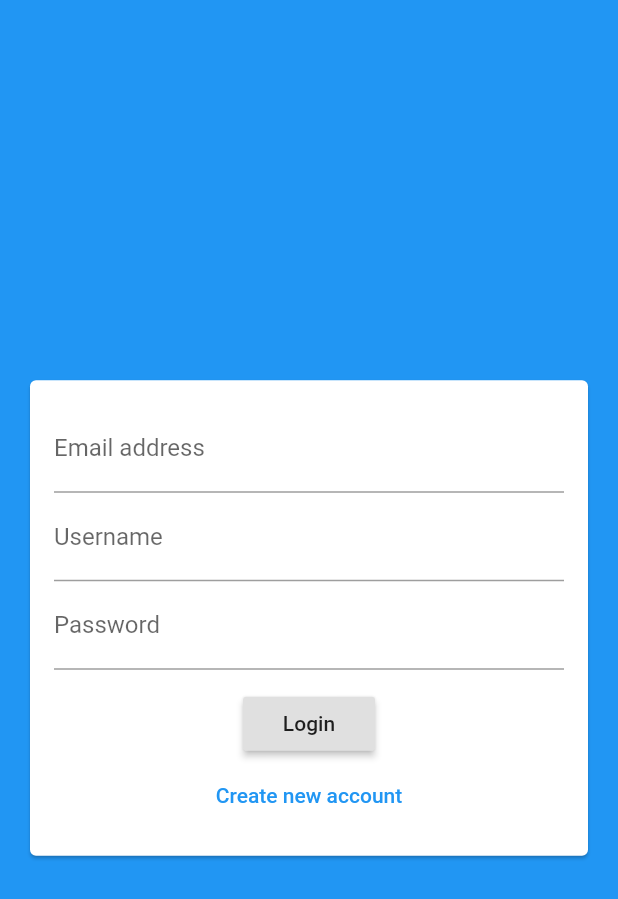
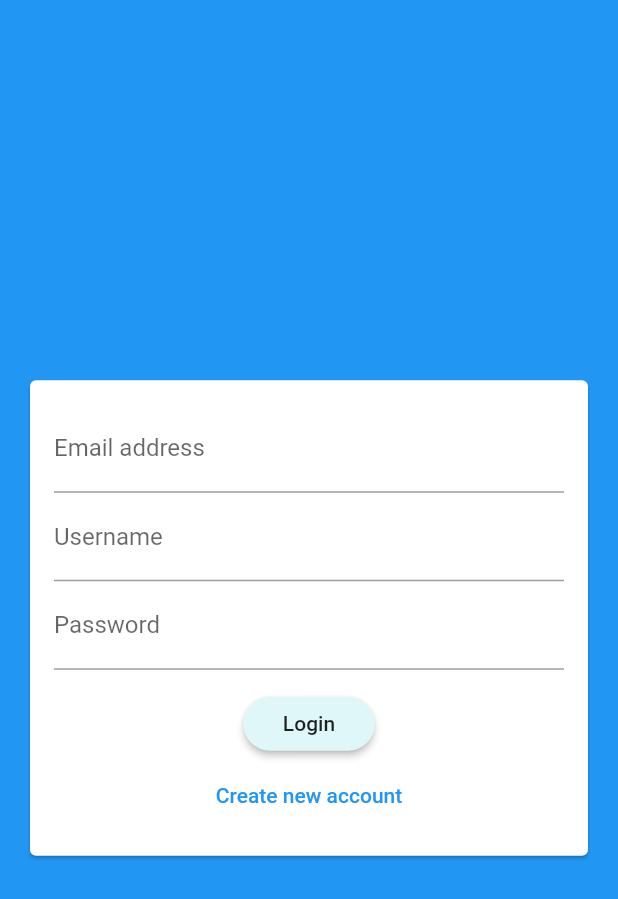
Before and after one commit to GianMor/chat_app_flutter, a Flutter app: the screen it shows after launch, on a phone screen of 412 x 824 dp. Shown: the top 899 px of the screen. Run offline on Flutter 3.47's test engine with Material 2 defaults, Android fonts, the phone set to English and light mode, and no system bars; our stand-ins replace cloud_firestore, firebase_core; accounts and stored records are empty.

Commit message:
add theme to button

```diff
--- a/lib/main.dart
+++ b/lib/main.dart
@@ -16,7 +16,11 @@ class MyApp extends StatelessWidget {
         builder: (context, appSnapshot) {
           return MaterialApp(
             title: 'Flutter Chat',
-            theme: ThemeData(),
+            theme: ThemeData(
+                buttonTheme: ButtonTheme.of(context).copyWith(
+                    buttonColor: Colors.cyan[50],
+                    shape: RoundedRectangleBorder(
+                        borderRadius: BorderRadius.circular(20)))),
             home: AuthScreen(),
           );
         });
```
